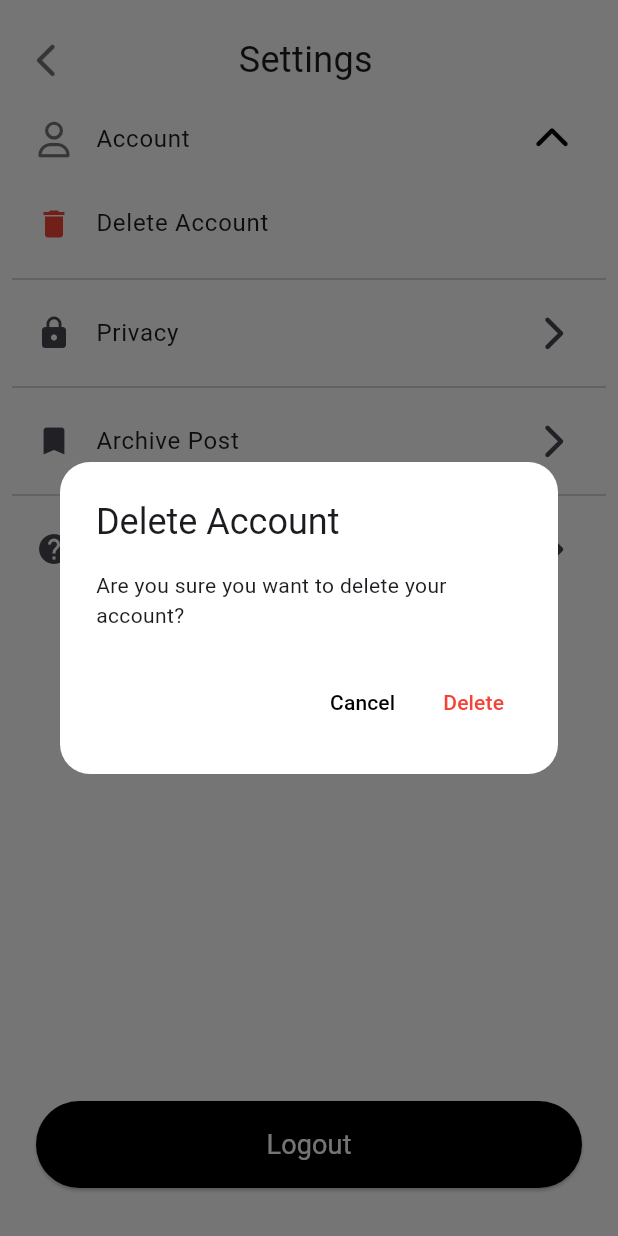
After one commit to YugaJ7/Social-Media-App, a Flutter app: the Settings_page screen opened directly, after a tap on "Account", after a tap on "Delete Account", on a phone screen of 412 x 824 dp. The commit adds this screen. Run offline on Flutter 3.47's test engine with Material 3 defaults, Android fonts, the phone set to English and light mode, and no system bars; our stand-ins replace appwrite, cloud_firestore, email_validator, font_awesome_flutter, image_picker; accounts and stored records are empty; network calls fail; Roboto replaces fonts that are missing (Medium, Regular).

```diff
--- a/lib/screens/create_profile.dart
+++ b/lib/screens/create_profile.dart
@@ -170,6 +170,7 @@ class _CreateProfileState extends State<CreateProfile> {
                               borderSide: BorderSide.none,
                             ),
                         ),
+                      maxLines: 3,
                     ),
                   SizedBox(height: 16),
                   Text(
--- /dev/null
+++ b/lib/screens/settings.dart
@@ -0,0 +1,130 @@
+import 'package:flutter/material.dart';
+import 'package:font_awesome_flutter/font_awesome_flutter.dart';
+import 'package:social_media_app/screens/util.dart';
+import 'package:social_media_app/services/appwrite_service.dart';
+
+class Settings_page extends StatefulWidget {
+  const Settings_page({super.key});
+
+  @override
+  State<Settings_page> createState() => _Settings_pageState();
+}
+
+class _Settings_pageState extends State<Settings_page> {
+  final AppwriteService appwriteService = AppwriteService();
+  bool isExpanded = false;
+  @override
+  Widget build(BuildContext context) {
+    return Scaffold(
+      backgroundColor: Colors.white,
+      body: SafeArea(
+        child: Padding(
+          padding: const EdgeInsets.symmetric(horizontal: 8,vertical: 16.0),
+          child: Column(
+            children: [
+              Row(
+                mainAxisAlignment: MainAxisAlignment.start,
+                crossAxisAlignment: CrossAxisAlignment.center,
+                children: [
+                  IconButton(
+                    onPressed: (){
+                      Navigator.pop(context);
+                      },
+                    icon: const Icon(FontAwesomeIcons.chevronLeft, color: Colors.black54,)),
+                  SizedBox(width: MediaQuery.of(context).size.width*0.25,),
+                  Text('Settings', style: TextStyle(fontSize: 24, fontFamily: 'Medium'),),
+                ],
+              ),
+              Theme(
+                data: Theme.of(context).copyWith(
+                  dividerColor: Colors.transparent,
+                ),
+                child: ExpansionTile(
+                  leading: Icon(FontAwesomeIcons.user, color: isExpanded ? Colors.black54 : Colors.black),
+                  trailing: Icon(
+                  isExpanded ? FontAwesomeIcons.chevronUp : FontAwesomeIcons.chevronDown,
+                  color: Colors.black,
+                ),
+                  title: Text('Account'),
+                  onExpansionChanged: (expanded) {
+                  setState(() {
+                     isExpanded = expanded;
+                  });
+                },
+                  children: [
+                    ListTile(
+                      title: Text('Delete Account'),
+                      leading: Icon(Icons.delete, color: Colors.red),
+
+                      onTap: () {
+                        showDialog(
+                          barrierDismissible: false,
+                          context: context,
+                          builder: (context) => AlertDialog(
+                            title: Text('Delete Account'),
+                            shape: RoundedRectangleBorder(
+                              borderRadius: BorderRadius.circular(20.0),),
+                            backgroundColor: Colors.white,
+                            content: Text('Are you sure you want to delete your account?'),
+                            actions: [
+                              TextButton(
+                                onPressed: () => Navigator.pop(context),
+                                child: Text('Cancel',style: TextStyle(color: Colors.black),),
+                              ),
+                              TextButton(
+                                onPressed: () {
+                                  Navigator.pop(context);
+                                },
+                                child: Text('Delete', style: TextStyle(color: Colors.red)),
+                              ),
+                            ],
+                          ),
+                        );
+                      },
+                    ),
+                  ],
+                ),
+              ),
+              Divider(),
+              ListTile(
+                leading: Icon(Icons.lock),
+                title: Text('Privacy'),
+                trailing: Icon(FontAwesomeIcons.chevronRight),
+                onTap: () {},
+              ),
+              Divider(),
+              ListTile(
+                leading: Icon(Icons.bookmark),
+                title: Text('Archive Post'),
+                trailing: Icon(FontAwesomeIcons.chevronRight),
+                onTap: () {},
+              ),
+              Divider(),
+              ListTile(
+                leading: Icon(Icons.help),
+                title: Text('Help'),
+                trailing: Icon(FontAwesomeIcons.chevronRight),
+                onTap: () {},
+              ),
+              Spacer(),
+              Padding(
+                padding: const EdgeInsets.all(16.0),
+                child: SizedBox(
+                  width: MediaQuery.of(context).size.width,
+                  child: Button(
+                    text: 'Logout',
+                    fontFamily: 'Regular',
+                    fontSize: 18,
+                    fontWeight: FontWeight.normal,
+                    onPressed: appwriteService.logoutUser,
+                    backgroundColor: Colors.black,
+                    borderRadius: 30),
+                ),
+              )
+            ],
+          ),
+        ),
+      ),
+    );
+  }
+}
```
Also changed, not shown: lib/controller/auth_page.dart (deleted, +0 -25 lines), lib/screens/profile_page.dart (+68 -76 lines), lib/screens/search_page.dart (+81 -3 lines), lib/screens/splash_screen.dart (+27 -4 lines), lib/services/appwrite_service.dart (+28 -2 lines), 6 other files.
